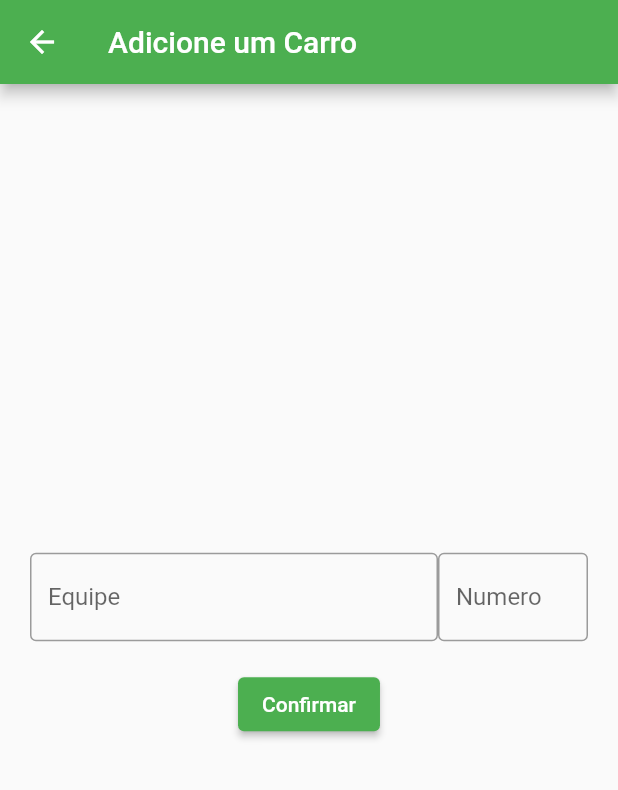
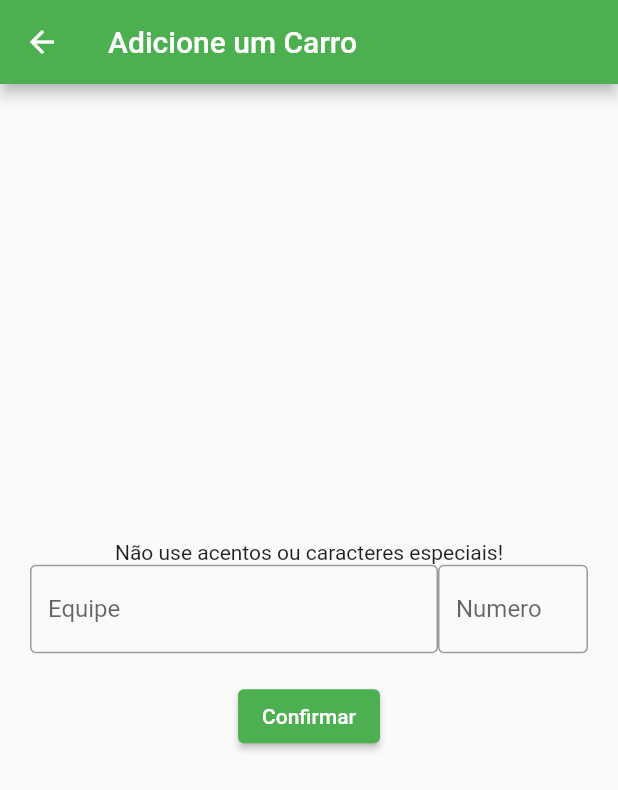
Before and after one commit to esterrds/MangueLaps, a Flutter app: the CarAdder screen opened by its route, on a phone screen of 412 x 824 dp. Shown: the top 790 px of the screen. Run offline on Flutter 3.47's test engine with Material 2 defaults, Android fonts, the phone set to English and light mode, and no system bars; our stand-ins replace bloc, flutter_bloc; missing offline and left inert: mqtt_client, mysql1.

```diff
--- a/lib/presentation/add_car.dart
+++ b/lib/presentation/add_car.dart
@@ -26,6 +26,8 @@ class CarAdder extends StatelessWidget {
           child: Column(
             mainAxisAlignment: MainAxisAlignment.center,
             children: [
+              const Text("Não use acentos ou caracteres especiais!"),
+
               Row(
                 children: [
                   //caixa para receber nome das equipes
@@ -52,7 +54,7 @@ class CarAdder extends StatelessWidget {
                   ),
                 ],
               ),
-              //botão de confirmar, que manda os dados cadastrados para o contador
+              //botão de confirmar, manda os dados cadastrados para o contador
               Padding(
                 padding: const EdgeInsets.all(18.0),
                 child: ElevatedButton(
```
